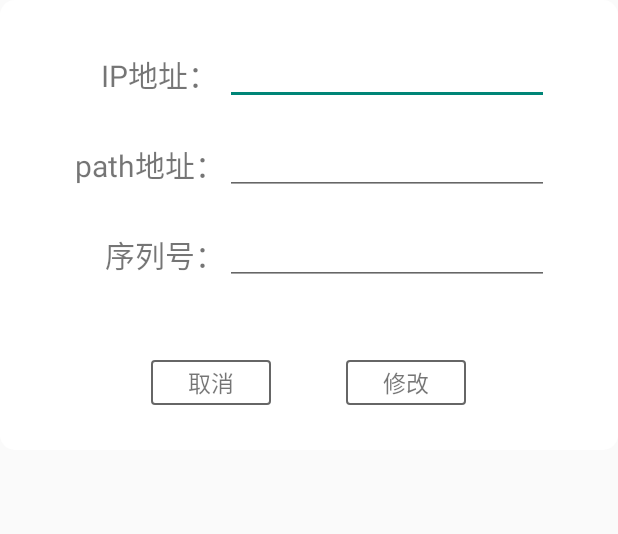
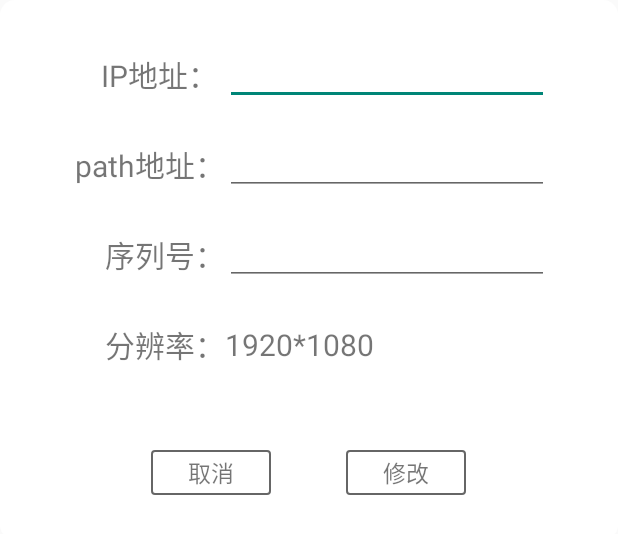
Before and after one commit to Dingzihao/hospital, an Android app: the layout dialog_setting.xml on its own in the app's theme, with its tools: preview values and no code run, on a phone screen of 412 x 824 dp. Shown: the top 534 px of the screen. Run offline under Robolectric (Android 15) with nearby library versions, the phone set to English and light mode, and no system bars.

Commit message:
分辨率显示。

```diff
--- a/app/src/main/java/com/dzh/hospital/view/MainActivity.java
+++ b/app/src/main/java/com/dzh/hospital/view/MainActivity.java
@@ -31,6 +31,7 @@ import androidx.databinding.DataBindingUtil;
 import com.afollestad.materialdialogs.MaterialDialog;
 import com.blankj.utilcode.util.DeviceUtils;
 import com.blankj.utilcode.util.NetworkUtils;
+import com.blankj.utilcode.util.ScreenUtils;
 import com.blankj.utilcode.util.ToastUtils;
 import com.dzh.hospital.R;
 import com.dzh.hospital.databinding.ActivityMainBinding;
@@ -58,6 +59,7 @@ public class MainActivity extends AppCompatActivity {
     private ACProgressFlower dialog;
     String mac = "";
     String ipAddress = "";
+    String screenSize = "";
 
     @Override
     protected void onCreate(Bundle savedInstanceState) {
@@ -73,12 +75,13 @@ public class MainActivity extends AppCompatActivity {
     }
 
     private void initView() {
-        if (TextUtils.isEmpty(SpUtil.getPath())){
+        if (TextUtils.isEmpty(SpUtil.getPath())) {
             SpUtil.setPath("/pages/sm/sm_call_screen_reg.html");
         }
 
         mac = DeviceUtils.getMacAddress();
         ipAddress = NetworkUtils.getIPAddress(true);
+        screenSize = ScreenUtils.getScreenWidth() + "*" + ScreenUtils.getScreenHeight();
 
         mDataBinding.webView.getSettings().setJavaScriptEnabled(true);
         //不显示垂直滚动条
@@ -145,12 +148,14 @@ public class MainActivity extends AppCompatActivity {
 
         TextView cancel = v.findViewById(R.id.cancel);
         TextView confirm = v.findViewById(R.id.confirm);
+        TextView size = v.findViewById(R.id.screenSize);
         EditText et_ip = v.findViewById(R.id.tv_ip);
         EditText et_url = v.findViewById(R.id.tv_url);
         EditText et_sn = v.findViewById(R.id.tv_sn);
         et_ip.setText(SpUtil.getIp());
         et_url.setText(SpUtil.getPath());
         et_sn.setText(SpUtil.getSn());
+        size.setText(screenSize);
         final AlertDialog dialog = builder.create();
         dialog.setView(v);
         dialog.show();
@@ -167,7 +172,7 @@ public class MainActivity extends AppCompatActivity {
                 ToastUtils.showShort("请将配置项填写完整");
                 return;
             }
-            if (!SpUtil.getSn().equals(et_sn.getText().toString())){
+            if (!SpUtil.getSn().equals(et_sn.getText().toString())) {
                 SpUtil.setSn(et_sn.getText().toString());
                 TTSUtils.getInstance().init(this);
             }
--- a/app/src/main/res/layout/dialog_setting.xml
+++ b/app/src/main/res/layout/dialog_setting.xml
@@ -2,6 +2,7 @@
 <LinearLayout xmlns:android="http://schemas.android.com/apk/res/android"
     android:layout_width="wrap_content"
     android:layout_height="wrap_content"
+    xmlns:tools="http://schemas.android.com/tools"
     android:background="@drawable/bg_setting"
     android:orientation="vertical">
 
@@ -76,6 +77,30 @@
 
     <LinearLayout
         android:layout_width="match_parent"
+        android:layout_height="40dp"
+        android:layout_marginLeft="50dp"
+        android:layout_marginTop="20dp"
+        android:layout_marginRight="50dp"
+        android:orientation="horizontal">
+        <TextView
+            android:layout_width="100dp"
+            android:layout_height="match_parent"
+            android:gravity="center|right"
+            android:text="分辨率："
+            android:textSize="20sp" />
+
+        <TextView
+            android:id="@+id/screenSize"
+            android:layout_width="300dp"
+            android:layout_height="match_parent"
+            android:singleLine="true"
+            android:textSize="20sp"
+            android:gravity="center_vertical"
+            tools:text="1920*1080"/>
+
+    </LinearLayout>
+    <LinearLayout
+        android:layout_width="match_parent"
         android:layout_height="wrap_content"
         android:layout_marginTop="50dp"
         android:layout_marginBottom="30dp"
```
